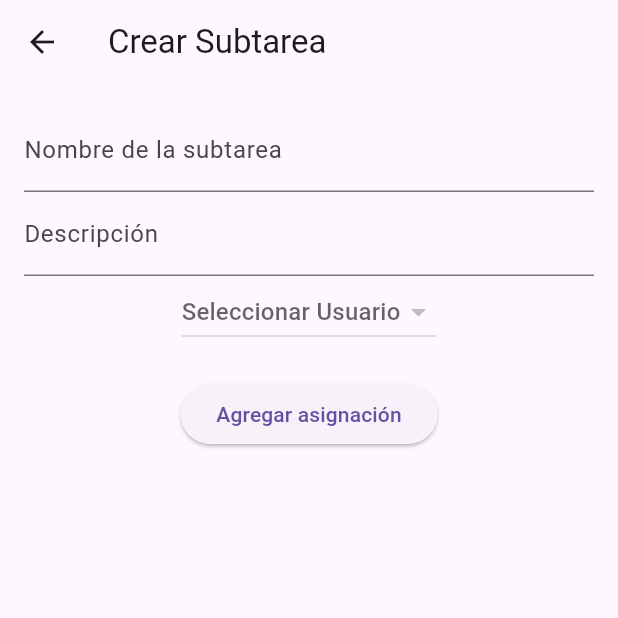
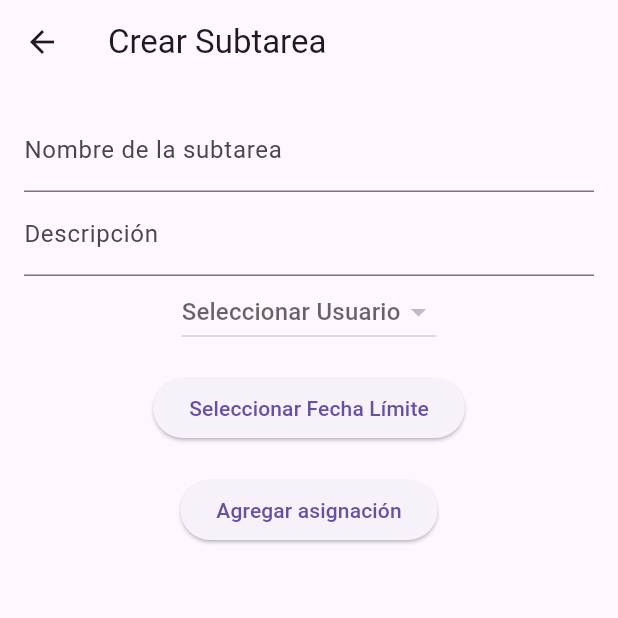
Before and after one commit to Rezbel/ChatEmpresa, a Flutter app: the CrearSubtareaScreen screen opened directly with empty values, after a tap on "Agregar asignación", on a phone screen of 412 x 824 dp, the top half of it. Run offline on Flutter 3.47's test engine with Material 3 defaults, Android fonts, the phone set to English and light mode, and no system bars; our stand-ins replace cloud_firestore, file_picker, firebase_auth, firebase_core, firebase_storage; accounts and stored records are empty.

Commit message:
Funcionamiento en proceso de Proyectos

```diff
--- a/lib/Administrador/Proyectos/CrearSubtareaScreen.dart
+++ b/lib/Administrador/Proyectos/CrearSubtareaScreen.dart
@@ -1,5 +1,6 @@
 import 'package:cloud_firestore/cloud_firestore.dart';
 import 'package:flutter/material.dart';
+
 
 class CrearSubtareaScreen extends StatefulWidget {
   final String projectId;
@@ -72,6 +73,8 @@ class _CrearSubtareaScreenState extends State<CrearSubtareaScreen> {
     }
   }
 
+  DateTime? _fechaLimite;
+
 @override
 Widget build(BuildContext context) {
   return Scaffold(
@@ -80,9 +83,7 @@ class _CrearSubtareaScreenState extends State<CrearSubtareaScreen> {
     ),
     body: Padding(
       padding: const EdgeInsets.all(16.0),
-        child: _isLoadingUsuarios
-            ? const Center(child: CircularProgressIndicator())
-            : Column(
+      child: Column(
         children: [
           TextField(
             controller: _nombreController,
@@ -100,17 +101,55 @@ class _CrearSubtareaScreenState extends State<CrearSubtareaScreen> {
                 _usuarioAsignado = newValue;
               });
             },
-                    items: _mapaUsuarios.entries
-                        .map<DropdownMenuItem<String>>((entry) {
+            items: widget.usuariosDelProyecto
+                .map<DropdownMenuItem<String>>((String usuario) {
               return DropdownMenuItem<String>(
-                        value: entry.key, // UID del usuario
-                        child: Text(entry.value), // Username del usuario
+                value: usuario,
+                child: Text(usuario),
               );
             }).toList(),
           ),
+          const SizedBox(height: 16),
+          ElevatedButton(
+            onPressed: () async {
+              DateTime? fecha = await showDatePicker(
+                context: context,
+                initialDate: DateTime.now(),
+                firstDate: DateTime.now(),
+                lastDate: DateTime(2100),
+              );
+              if (fecha != null) {
+                setState(() {
+                  _fechaLimite = fecha;
+                });
+              }
+            },
+            child: Text(
+              _fechaLimite == null
+                  ? 'Seleccionar Fecha Límite'
+                  : 'Fecha límite: ${_fechaLimite!.toLocal()}'.split(' ')[0],
+            ),
+          ),
           const SizedBox(height: 20),
           ElevatedButton(
-                    onPressed: addSubtarea,
+            onPressed: () async {
+              if (_nombreController.text.isNotEmpty &&
+                  _descripcionController.text.isNotEmpty &&
+                  _usuarioAsignado != null &&
+                  _fechaLimite != null) {
+                await FirebaseFirestore.instance
+                    .collection('proyectos')
+                    .doc(widget.projectId)
+                    .collection('subtareas')
+                    .add({
+                  'nombre': _nombreController.text,
+                  'descripcion': _descripcionController.text,
+                  'usuarioAsignado': _usuarioAsignado,
+                  'fechaLimite': _fechaLimite!.toIso8601String(),
+                });
+                Navigator.pop(context);
+              }
+            },
             child: const Text('Agregar asignación'),
           ),
         ],
@@ -118,4 +157,5 @@ class _CrearSubtareaScreenState extends State<CrearSubtareaScreen> {
     ),
   );
 }
+
 }
--- a/pubspec.yaml
+++ b/pubspec.yaml
@@ -38,6 +38,8 @@ dependencies:
   firebase_auth: ^5.3.1
   cloud_firestore: ^5.4.4
   firebase_core: ^3.8.0
+  file_picker: ^8.1.4
+  firebase_storage: ^12.3.6
 
 dev_dependencies:
   flutter_test:
```
Also changed, not shown: lib/Administrador/Proyectos/DetallesSubtareaScreen.dart (added, +161 -0 lines), lib/Administrador/Proyectos/ProyectoCard.dart (+58 -0 lines), lib/Administrador/Proyectos/SubtareaScreen.dart (+24 -5 lines), pubspec.lock, 3 other files. Lines whose indentation alone changed are shown as unchanged.
